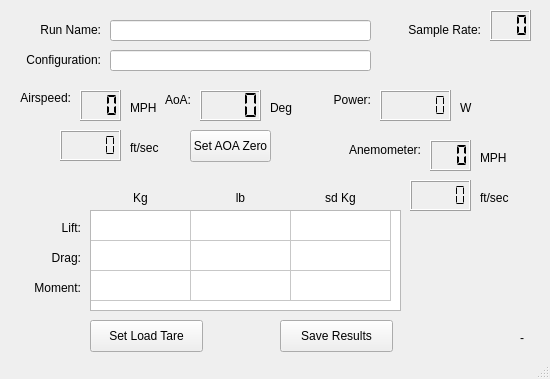
Qt form Tunnel_Model.ui (n2ee/Wind-Tunnel-GUI) before a commit.
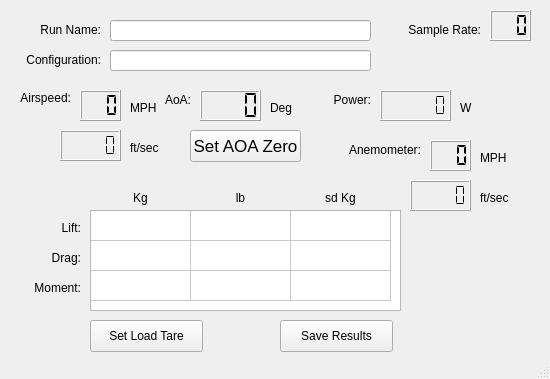
The same form after that commit.

Commit message:
Removed Spinner Text
Re-worked how the main window gets updated. Removed the text spinner because it's (hopefully) no longer needed.

```diff
--- a/Tunnel_Model.ui
+++ b/Tunnel_Model.ui
@@ -497,28 +497,20 @@
      <rect>
       <x>190</x>
       <y>130</y>
-      <width>81</width>
+      <width>111</width>
       <height>32</height>
      </rect>
     </property>
-    <property name="toolTipDuration">
-     <number>4</number>
+    <property name="font">
+     <font>
+      <pointsize>13</pointsize>
+     </font>
     </property>
     <property name="text">
      <string>Set AOA Zero</string>
     </property>
-   </widget>
-   <widget class="QLabel" name="lblSpinner">
-    <property name="geometry">
-     <rect>
-      <x>520</x>
-      <y>330</y>
-      <width>16</width>
-      <height>16</height>
-     </rect>
-    </property>
-    <property name="text">
-     <string>-</string>
+    <property name="toolTipDuration" stdset="0">
+     <number>4</number>
     </property>
    </widget>
   </widget>
```
Left out of the diff: 6 changed lines with no effect on the pictures. The commit also changes 1 other file.
